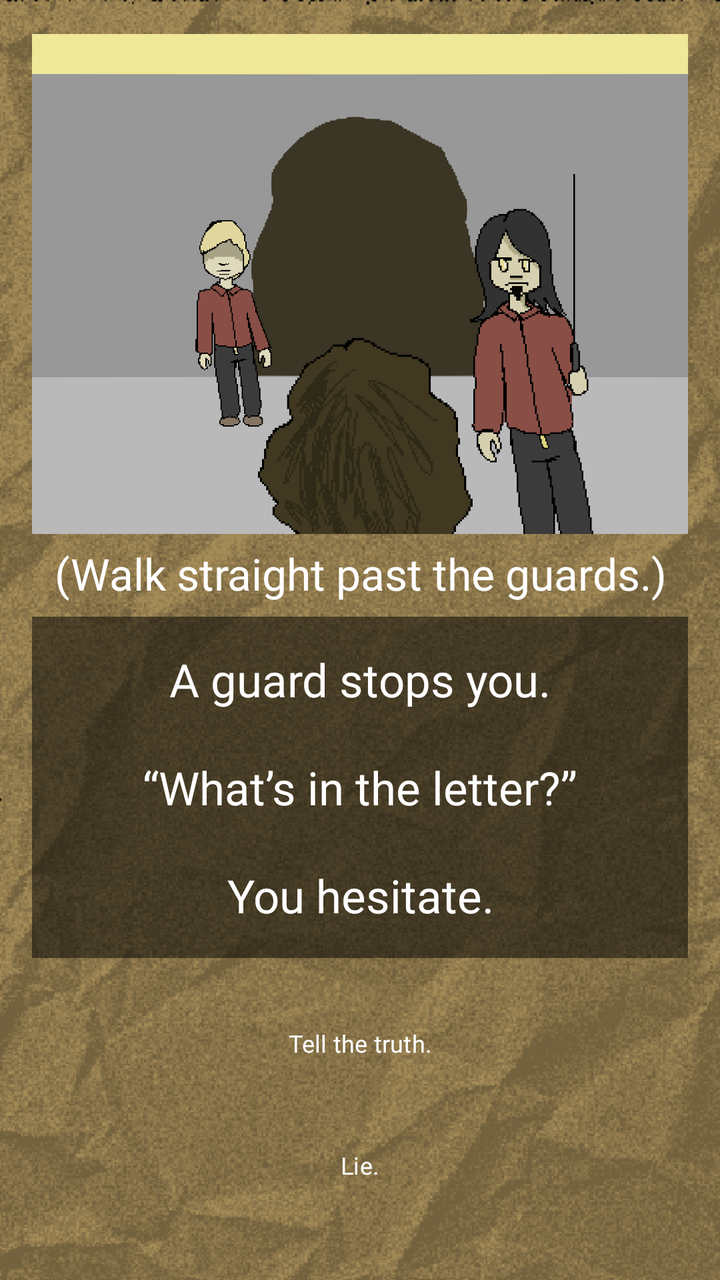
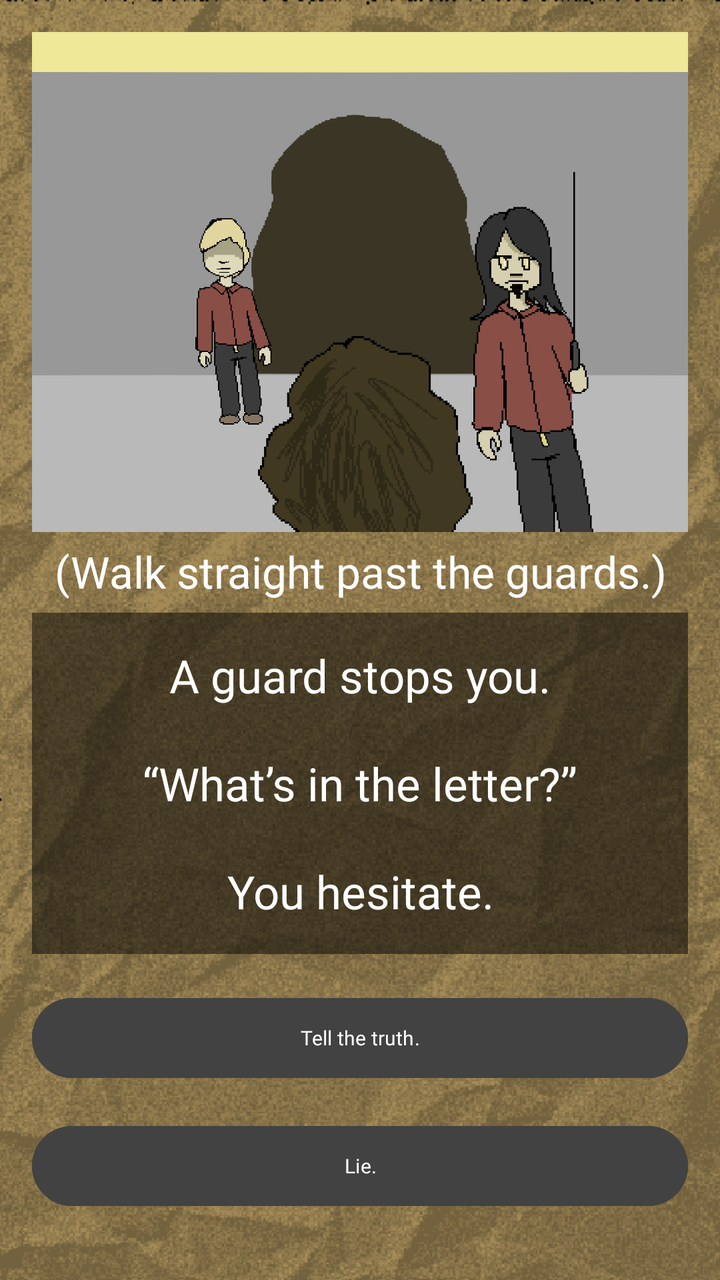

Two renders of the same Android screen: before a commit and after it. Below are the layout's source before the change and the commit's diff.
<!-- AndroidManifest.xml: application theme Theme.ChoiceQuest -->
<!-- res/layout/activity_page2_1_2_1_1_1.xml -->
<?xml version="1.0" encoding="utf-8"?>
<LinearLayout xmlns:android="http://schemas.android.com/apk/res/android"
    xmlns:app="http://schemas.android.com/apk/res-auto"
    xmlns:tools="http://schemas.android.com/tools"
    android:id="@+id/page2_1_2_1_1_1"
    android:layout_width="match_parent"
    android:layout_height="match_parent"
    android:gravity="center"
    android:orientation="vertical"
    android:background="@drawable/papertexture_"
    android:backgroundTint="#f8e7c2"
    android:backgroundTintMode="multiply"
    android:padding="16dp"
    tools:context=".Page2_1_2_1_1_1">

    <View
        android:layout_width="match_parent"
        android:layout_height="0dp"
        android:layout_weight="0.1"/>

    <ImageView
        android:id="@+id/imageView"
        android:layout_width="412dp"
        android:layout_height="250dp"
        android:src="@drawable/page2_1_2_1_1_1"/>

    <TextView
        android:layout_width="match_parent"
        android:layout_height="wrap_content"
        android:gravity="center"
        android:fontFamily="@font/pixelspace"
        android:padding="5dp"
        android:text="(Walk straight past the guards.)"
        android:textColor="@color/white"
        android:textSize="22sp" />

    <View
        android:layout_width="match_parent"
        android:layout_height="1dp"
        android:layout_weight="0.1"/>

    <TextView
        android:layout_width="match_parent"
        android:layout_height="wrap_content"
        android:id="@+id/tv_page2_1_2_1_1_1"
        android:fontFamily="@font/pixelgame_font"
        android:gravity="center"
        android:padding="16dp"
        android:background="#80000000"
        android:text="A guard stops you.\n\n“What’s in the letter?”\n\nYou hesitate."
        android:textColor="@color/white"
        android:textSize="23sp"
        android:layout_marginBottom="16dp"/>

    <View
        android:layout_width="match_parent"
        android:layout_height="1dp"
        android:layout_weight="0.3"/>

    <Button
        android:layout_width="410dp"
        android:layout_height="45dp"
        android:fontFamily="@font/quest_font"
        android:background="@android:color/transparent"
        android:textSize="12sp"
        android:layout_marginBottom="16dp"
        android:text="Tell the truth."
        android:onClick="page2_1_2_1_1_1_1" />

    <Button
        android:layout_width="410dp"
        android:layout_height="45dp"
        android:fontFamily="@font/quest_font"
        android:background="@android:color/transparent"
        android:textSize="12sp"
        android:layout_marginBottom="16dp"
        android:text="Lie."
        android:onClick="page2_1_2_1_1_1_2" />

    <View
        android:layout_width="match_parent"
        android:layout_height="0dp"
        android:layout_weight="0.3"/>

</LinearLayout>
<!-- resources referenced by this layout -->
<resources>
  <color name="white">#FFFFFF</color>
  <!-- drawable page2_1_2_1_1_1: png bitmap (drawable, 23679 bytes) -->
  <!-- drawable papertexture_: png bitmap (drawable, 156948 bytes) -->
  <style name="Theme.ChoiceQuest" parent="Base.Theme.ChoiceQuest" />
  <style name="Base.Theme.ChoiceQuest" parent="Theme.Material3.DayNight.NoActionBar">
          
          
      </style>
</resources>

<!-- the commit's change to res/layout/activity_page2_1_2_1_1_1.xml (unified diff, before → after) -->
@@ -58,21 +58,23 @@
         android:layout_weight="0.3"/>
 
     <Button
-        android:layout_width="410dp"
-        android:layout_height="45dp"
+        android:layout_width="match_parent"
+        android:layout_height="wrap_content"
         android:fontFamily="@font/quest_font"
-        android:background="@android:color/transparent"
-        android:textSize="12sp"
+        android:textSize="10sp"
+        android:textColor="@color/white"
+        android:backgroundTint="@color/cardview_dark_background"
         android:layout_marginBottom="16dp"
         android:text="Tell the truth."
         android:onClick="page2_1_2_1_1_1_1" />
 
     <Button
-        android:layout_width="410dp"
-        android:layout_height="45dp"
+        android:layout_width="match_parent"
+        android:layout_height="wrap_content"
         android:fontFamily="@font/quest_font"
-        android:background="@android:color/transparent"
-        android:textSize="12sp"
+        android:textSize="10sp"
+        android:textColor="@color/white"
+        android:backgroundTint="@color/cardview_dark_background"
         android:layout_marginBottom="16dp"
         android:text="Lie."
         android:onClick="page2_1_2_1_1_1_2" />
